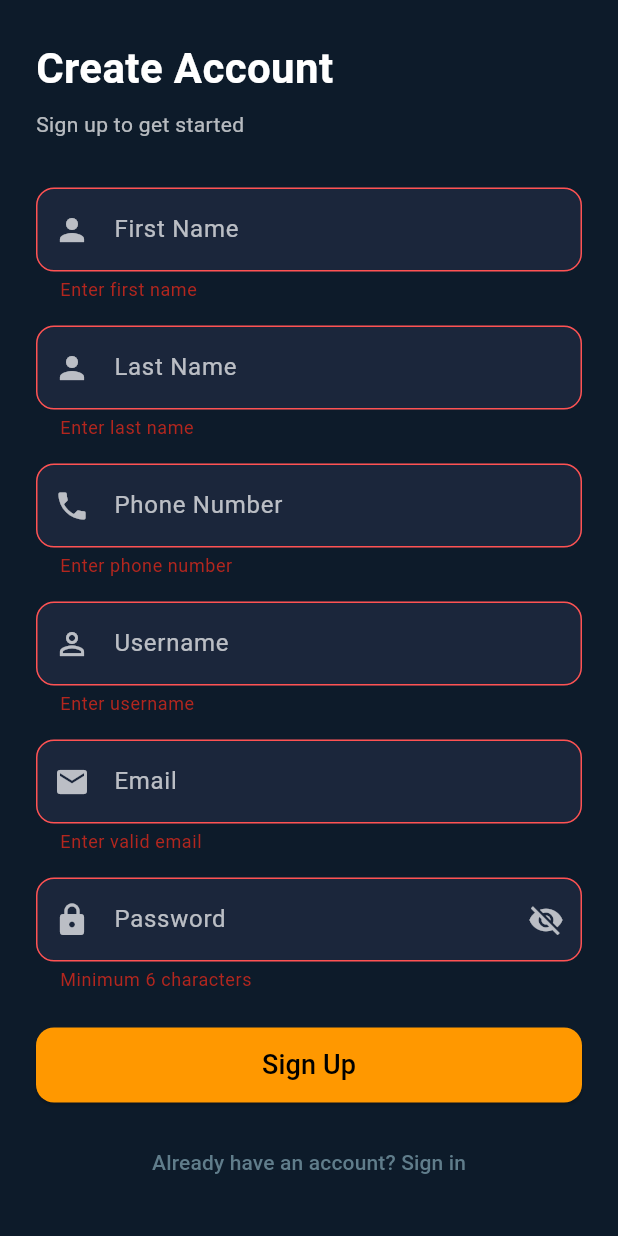
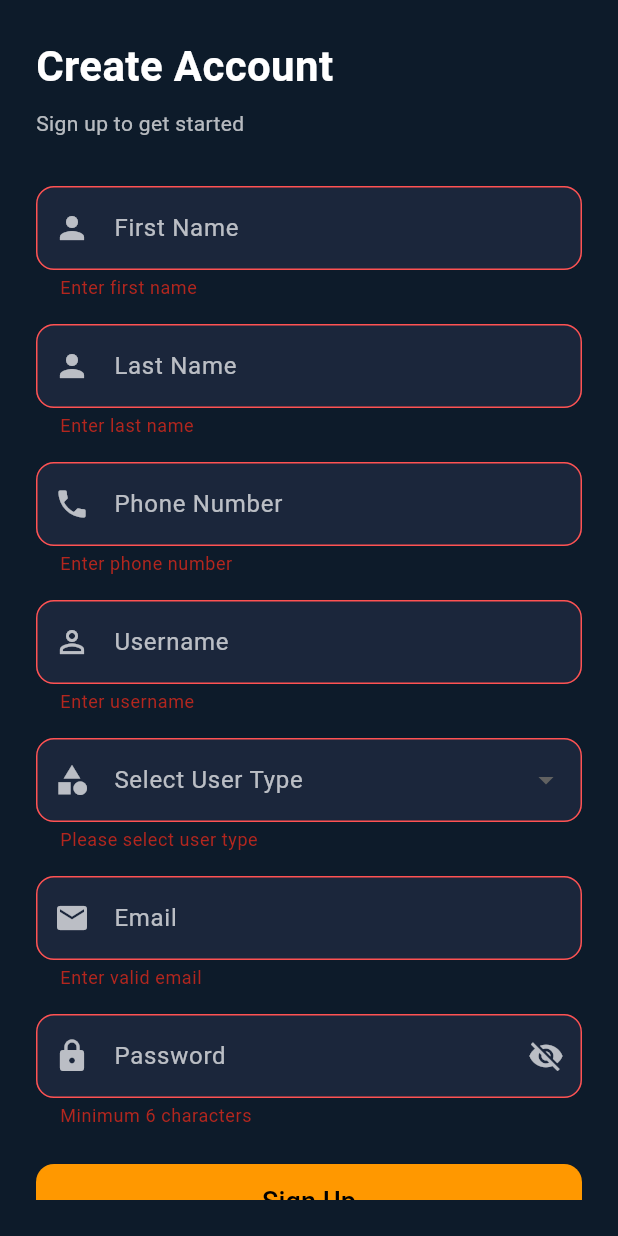
Before and after one commit to MihiranWijesekara/AR-Navigation-Mobile-App, a Flutter app: the SignUpScreen screen opened by its route, after a tap on "Sign Up", on a phone screen of 412 x 824 dp. Run offline on Flutter 3.47's test engine with Material 3 defaults, Android fonts, the phone set to English and light mode, and no system bars; our stand-ins replace camera, flutter_blue_plus, flutter_compass, permission_handler.

Commit message:
Add select input in singUp screen

```diff
--- a/lib/login_screen.dart
+++ b/lib/login_screen.dart
@@ -32,7 +32,7 @@ class _LoginScreenState extends State<LoginScreen> {
 
     try {
       final url = Uri.parse(
-        'https://a47ca3ff9552.ngrok-free.app/api/auth/signin',
+        'https://2a97093f82c1.ngrok-free.app/api/auth/signin',
       );
       final response = await http.post(
         url,
--- a/lib/signup_screen.dart
+++ b/lib/signup_screen.dart
@@ -20,6 +20,14 @@ class _SignUpScreenState extends State<SignUpScreen> {
   bool loading = false;
   bool _obscurePassword = true;
   String? errorMessage;
+  String? selectedUserType;
+
+  final List<String> userTypes = [
+    'User',
+    'Guide',
+    'Hotel Owner',
+    'Safari Vehicle',
+  ];
 
   @override
   void initState() {
@@ -80,6 +88,7 @@ class _SignUpScreenState extends State<SignUpScreen> {
       'firstName': firstNameController.text,
       'lastName': lastNameController.text,
       'phoneNumber': phoneNumberController.text,
+      'userType': selectedUserType,
     };
 
     print('=== SIGN UP DATA ===');
@@ -88,13 +97,14 @@ class _SignUpScreenState extends State<SignUpScreen> {
     print('Phone Number: ${phoneNumberController.text}');
     print('Username: ${usernameController.text}');
     print('Email: ${emailController.text}');
+    print('User Type: $selectedUserType');
     print('Password Length: ${passwordController.text.length} characters');
     print('Full Data: $userData');
     print('==================');
 
     try {
       final response = await http.post(
-        Uri.parse('https://a47ca3ff9552.ngrok-free.app/api/auth/signup'),
+        Uri.parse('https://2a97093f82c1.ngrok-free.app/api/auth/signup'),
         headers: {'Content-Type': 'application/json'},
         body: jsonEncode(userData),
       );
@@ -305,6 +315,55 @@ class _SignUpScreenState extends State<SignUpScreen> {
                   ),
                   const SizedBox(height: 16),
 
+                  // User Type Selection
+                  DropdownButtonFormField<String>(
+                    value: selectedUserType,
+                    onChanged: (String? newValue) {
+                      setState(() {
+                        selectedUserType = newValue;
+                      });
+                    },
+                    style: const TextStyle(color: Colors.white),
+                    dropdownColor: const Color(0xff1b263b),
+                    decoration: const InputDecoration(
+                      labelText: 'Select User Type',
+                      labelStyle: TextStyle(color: Colors.white70),
+                      filled: true,
+                      fillColor: Color(0xff1b263b),
+                      prefixIcon: Icon(Icons.category, color: Colors.white70),
+                      focusedBorder: OutlineInputBorder(
+                        borderRadius: BorderRadius.all(Radius.circular(12)),
+                        borderSide: BorderSide(color: Colors.white, width: 1.5),
+                      ),
+                      errorBorder: OutlineInputBorder(
+                        borderRadius: BorderRadius.all(Radius.circular(12)),
+                        borderSide: BorderSide(color: Colors.redAccent),
+                      ),
+                      focusedErrorBorder: OutlineInputBorder(
+                        borderRadius: BorderRadius.all(Radius.circular(12)),
+                        borderSide: BorderSide(color: Colors.redAccent),
+                      ),
+                      border: OutlineInputBorder(
+                        borderRadius: BorderRadius.all(Radius.circular(12)),
+                      ),
+                    ),
+                    items: userTypes.map<DropdownMenuItem<String>>((
+                      String value,
+                    ) {
+                      return DropdownMenuItem<String>(
+                        value: value,
+                        child: Text(
+                          value,
+                          style: const TextStyle(color: Colors.white),
+                        ),
+                      );
+                    }).toList(),
+                    validator: (value) => value == null || value.isEmpty
+                        ? 'Please select user type'
+                        : null,
+                  ),
+                  const SizedBox(height: 16),
+
                   // Email
                   TextFormField(
                     controller: emailController,
```
Also changed, not shown: 1 other file.
